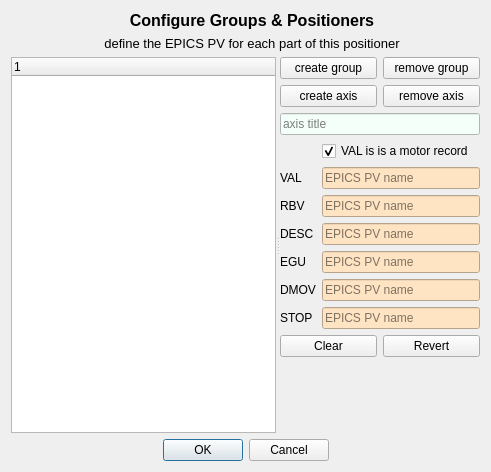
The window that src/moxy/resources/configure_pv.ui (prjemian/moxy) describes before a commit, drawn with Qt 5.
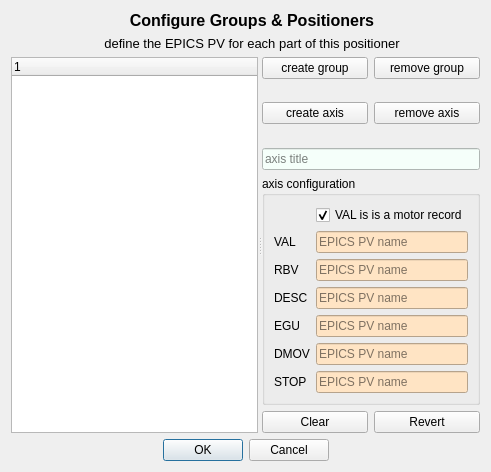
The same window after the commit. Icons and pictures are not drawn.

Commit message: w-i-p

The edit to the form file:
```diff
--- a/src/moxy/resources/configure_pv.ui
+++ b/src/moxy/resources/configure_pv.ui
@@ -88,7 +88,7 @@
         </column>
        </widget>
        <widget class="QWidget" name="verticalLayoutWidget_3">
-        <layout class="QVBoxLayout" name="verticalLayout_3" stretch="0,0,0,0,0,0">
+        <layout class="QVBoxLayout" name="verticalLayout_3" stretch="0,0,0,0,0,0,0">
          <item>
           <layout class="QHBoxLayout" name="horizontalLayout_4">
            <item>
@@ -107,6 +107,19 @@
            </item>
           </layout>
          </item>
+         <item>
+          <spacer name="verticalSpacer_2">
+           <property name="orientation">
+            <enum>Qt::Vertical</enum>
+           </property>
+           <property name="sizeHint" stdset="0">
+            <size>
+             <width>20</width>
+             <height>40</height>
+            </size>
+           </property>
+          </spacer>
+         </item>
          <item>
           <layout class="QHBoxLayout" name="horizontalLayout_3">
            <item>
@@ -125,6 +138,19 @@
            </item>
           </layout>
          </item>
+         <item>
+          <spacer name="verticalSpacer">
+           <property name="orientation">
+            <enum>Qt::Vertical</enum>
+           </property>
+           <property name="sizeHint" stdset="0">
+            <size>
+             <width>20</width>
+             <height>40</height>
+            </size>
+           </property>
+          </spacer>
+         </item>
          <item>
           <widget class="QLineEdit" name="axisTitle">
            <property name="toolTip">
@@ -139,6 +165,10 @@
           </widget>
          </item>
          <item>
+          <widget class="QGroupBox" name="gbox">
+           <property name="title">
+            <string>axis configuration</string>
+           </property>
           <layout class="QGridLayout" name="gridLayout" columnstretch="0,1">
            <item row="2" column="1">
             <widget class="QLineEdit" name="val">
@@ -289,6 +319,7 @@
             </widget>
            </item>
           </layout>
+          </widget>
          </item>
          <item>
           <layout class="QHBoxLayout" name="horizontalLayout_2">
@@ -314,19 +345,6 @@
            </item>
           </layout>
          </item>
-         <item>
-          <spacer name="verticalSpacer">
-           <property name="orientation">
-            <enum>Qt::Vertical</enum>
-           </property>
-           <property name="sizeHint" stdset="0">
-            <size>
-             <width>20</width>
-             <height>40</height>
-            </size>
-           </property>
-          </spacer>
-         </item>
         </layout>
        </widget>
       </widget>
```
Lines whose indentation alone changed are shown as unchanged. The commit also changes 1 other file.
